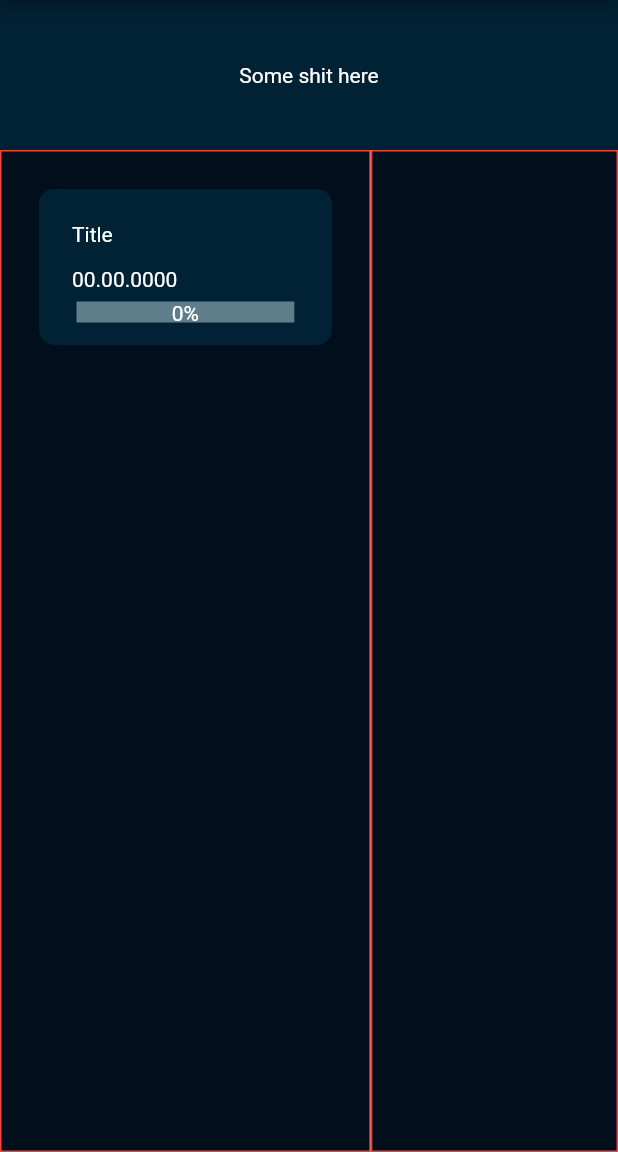
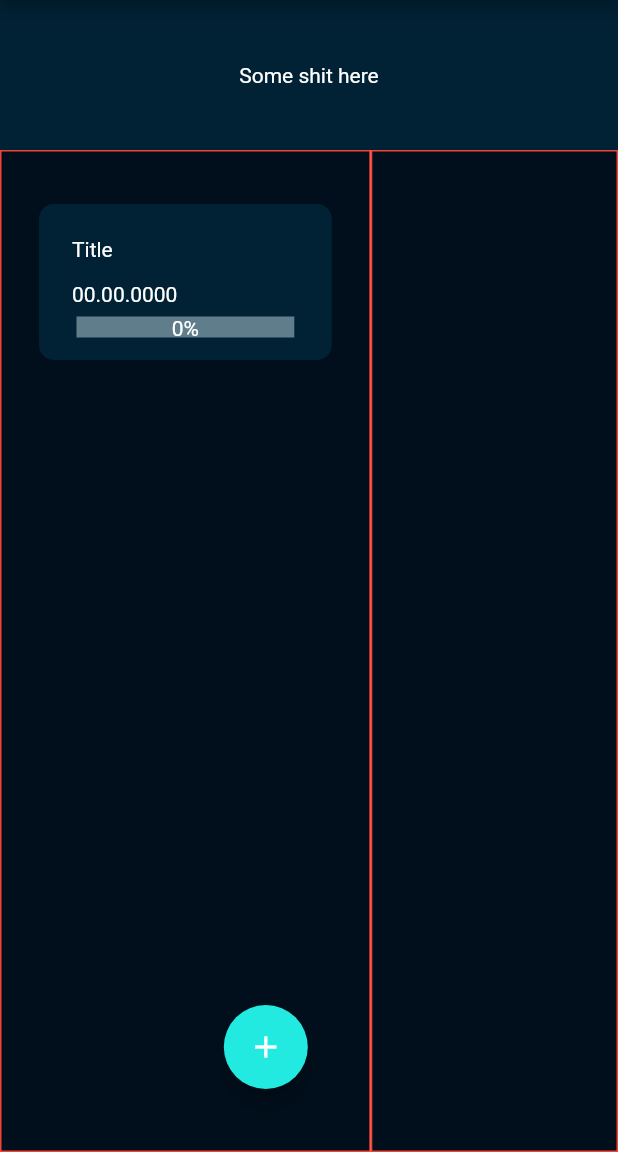
Before and after one commit to califlower/TaskTurtle, a Flutter app: the screen it shows after launch, on a phone screen of 412 x 824 dp, the part 84-1236 px from its top. Run offline on Flutter 3.47's test engine with Material 2 defaults, Android fonts, the phone set to English and light mode, and no system bars; drawn by our look-alikes of percent_indicator.

Commit message:
created basic form to add new base tasks

```diff
--- a/lib/main.dart
+++ b/lib/main.dart
@@ -1,5 +1,6 @@
 import 'package:flutter/material.dart';
 import 'task.dart';
+import 'forms.dart';
 
 void main() {
   runApp(MyApp());
@@ -26,17 +27,35 @@ class MyHomePage extends StatefulWidget {
   final List<Task> tasks;
 
   @override
-  _MyHomePageState createState() => _MyHomePageState();
+  _MyHomePageState createState() => _MyHomePageState(tasks);
 }
 
 class _MyHomePageState extends State<MyHomePage> {
+  _MyHomePageState(this.tasks);
   Task focused;
+  bool adding;
+  List<Task> tasks;
 
   void setFocused(Task t){
     setState(() {
       focused = t;
+      adding = false;
     });
     print("clicked" + focused.title);
+  }
+
+  void showAdding(){
+    setState(() {
+      adding = true;
+    });
+  }
+
+  void addItem(Task t){
+    setState(() {
+      tasks.add(t);
+      adding = false;
+      focused = t;
+    });
   }
 
   @override
@@ -64,7 +83,23 @@ class _MyHomePageState extends State<MyHomePage> {
                       color: Color(0xff010f1c),
                       border: Border.all(color: Colors.red, width: 1),
                     ),
-                    child: Column(children: widget.tasks.map((e) => GestureDetector(onTap: () => setFocused(e),child:TaskShell(task:e))).toList()),
+                    child: Scaffold(
+                      body:Column(children: widget.tasks.map(
+                        (e) => Padding(
+                          padding: EdgeInsets.symmetric(vertical:10),
+                          child:GestureDetector(
+                            onTap: () => setFocused(e),
+                            child:TaskShell(task:e))
+                          )
+                        ).toList()
+                      ),
+                      backgroundColor: Color(0xff010f1c),
+                      floatingActionButton: FloatingActionButton(
+                        onPressed: showAdding,
+                        child: new Icon(Icons.add),
+                        backgroundColor: Color(0xff22eae0),
+                      ),
+                    )
                   ),
                 ),
                 Expanded(
@@ -76,8 +111,16 @@ class _MyHomePageState extends State<MyHomePage> {
                     ),
                     child: Column(
                       children: <Widget>[
-                        if(focused != null)TaskShell(task:focused),
-                        // Container(child: Column(children: focused.subtasks.map((s) => GestureDetector(onTap: ()=>setFocused(s), child:TaskShell(task:s))).toList()))
+                        if(adding == false)
+                          if(focused != null)...[
+                            TaskShell(task:focused),
+                            Container(child: Column(children: focused.subtasks.map((s) => GestureDetector(onTap: ()=>setFocused(s), child:TaskShell(task:s))).toList()))
+                          ],
+                        if(adding == true)
+                          Container(
+                            padding: EdgeInsets.all(25.0),
+                            child: AddForm(addItem),
+                          )
                       ],
                     )
                   ),
```
Also changed, not shown: lib/forms.dart (added, +83 -0 lines).
